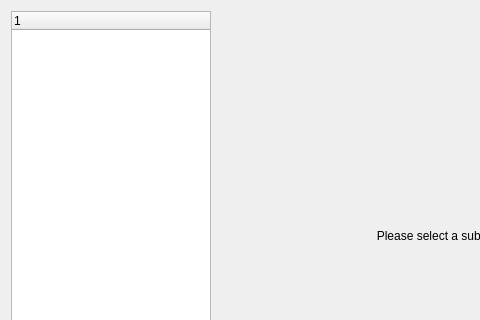
This is plugins/options/optionswin.ui in xjohncz/saje as Qt 5 draws it before an edit; both pictures show x 0 to 480 and y 0 to 320 of the 700 by 500 pixel window. The edited form follows.
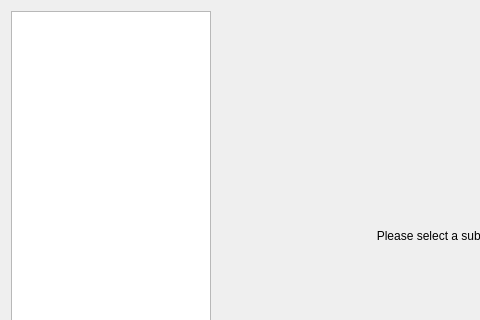
This is the edited form. Custom widgets are drawn as their Qt base class.

Patch:
```diff
--- a/plugins/options/optionswin.ui
+++ b/plugins/options/optionswin.ui
@@ -41,6 +41,12 @@
          <height>16777215</height>
         </size>
        </property>
+       <property name="sortingEnabled" >
+        <bool>true</bool>
+       </property>
+       <property name="headerHidden" >
+        <bool>true</bool>
+       </property>
        <column>
         <property name="text" >
          <string>1</string>
```
Left out of the diff: 2 changed lines with no effect on the pictures.
